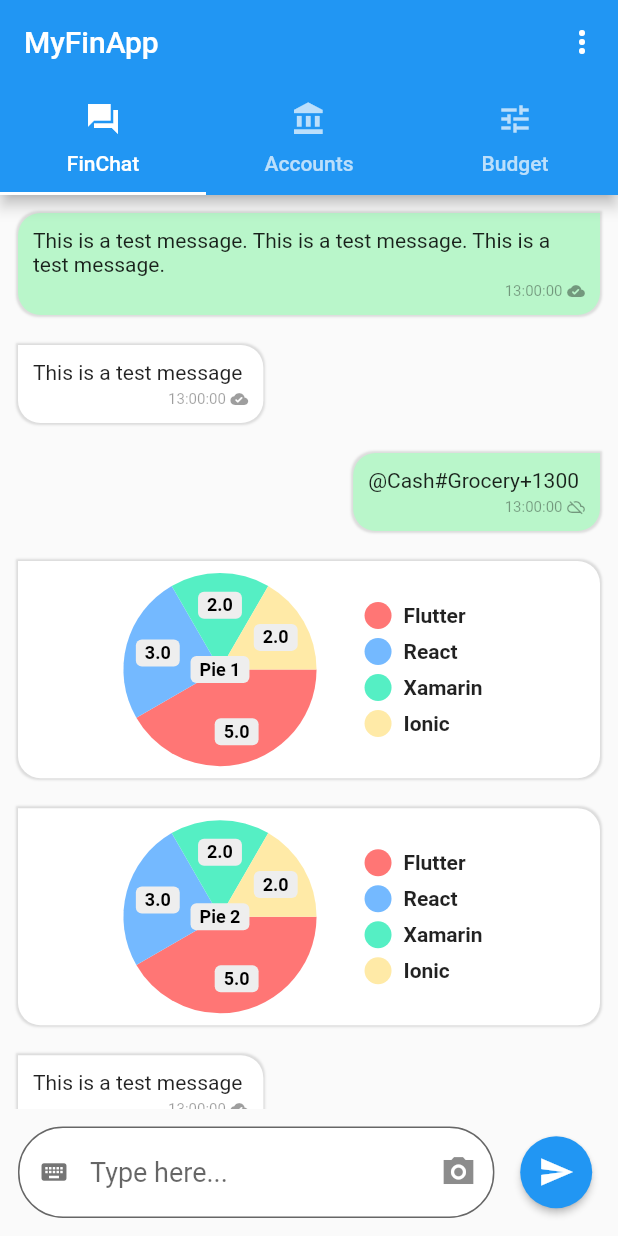
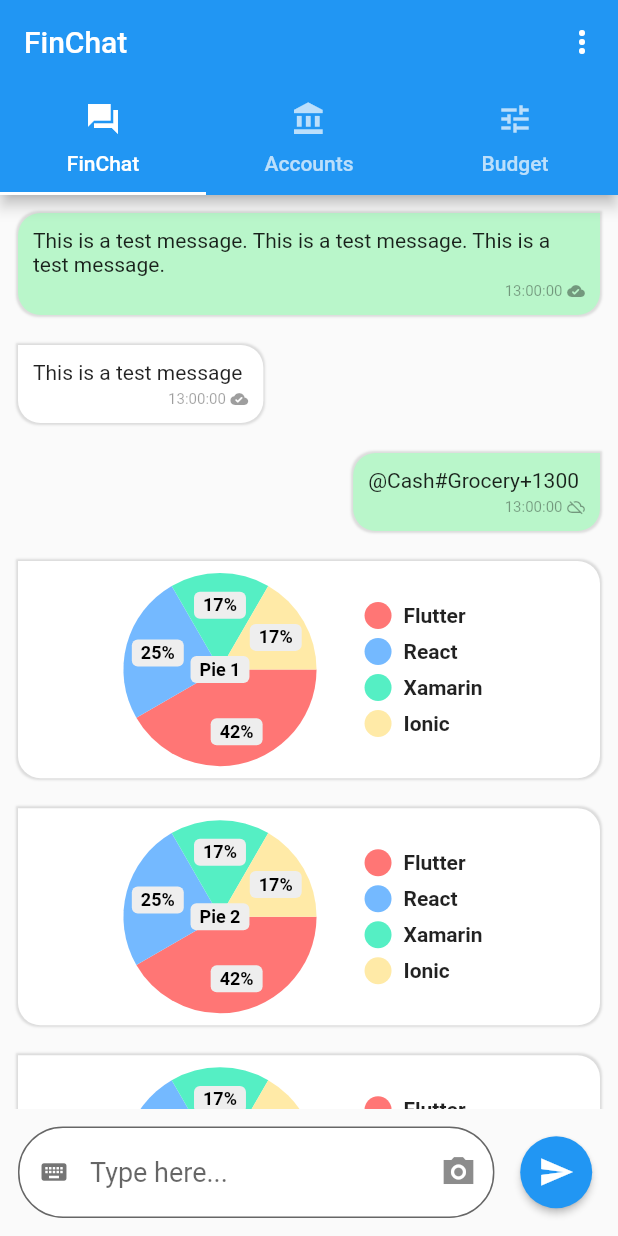
Before and after one commit to Kantha-Liyanage/MyFinTechApp, a Flutter app: the screen it shows after launch, on a phone screen of 412 x 824 dp. Run offline on Flutter 3.47's test engine with Material 2 defaults, Android fonts, the phone set to English and light mode, and no system bars; drawn by our look-alikes of pie_chart.

Commit message:
GUI Complete

```diff
--- a/lib/screens/home/home_screen.dart
+++ b/lib/screens/home/home_screen.dart
@@ -6,7 +6,7 @@ import 'package:flutter/material.dart';
 class HomeScreen extends StatefulWidget {
   const HomeScreen({Key? key}) : super(key: key);
 
-  static const String _title = 'MyFinApp';
+  static const String _title = 'FinChat';
 
   @override
   State<HomeScreen> createState() => _HomeScreenState();
@@ -21,13 +21,19 @@ class _HomeScreenState extends State<HomeScreen> {
       child: Scaffold(
         appBar: AppBar(
           title: const Text(HomeScreen._title),
-          actions: [
-            IconButton(
-              icon: const Icon(Icons.more_vert_sharp),
-              tooltip: 'More options',
-              onPressed: () {},
-            ),
-          ],
+          actions: <Widget>[
+          PopupMenuButton<String>(
+            onSelected: handleAppBarMenuItemClick,
+            itemBuilder: (BuildContext context) {
+              return {'New Account', 'New Budget Item', 'Settings', 'Logout'}.map((String choice) {
+                return PopupMenuItem<String>(
+                  value: choice,
+                  child: Text(choice),
+                );
+              }).toList();
+            },
+          ),
+        ],
           bottom: const TabBar(
             tabs: <Widget>[
               Tab(
@@ -61,4 +67,17 @@ class _HomeScreenState extends State<HomeScreen> {
       ),
     );
   }
+
+  void handleAppBarMenuItemClick(String value) {
+    switch (value) {
+      case 'New Account':
+        break;
+      case 'New Budget Item':
+        break;
+      case 'Settings':
+        break;
+      case 'Logout':
+        break;
+    }
+  }
 }
--- a/lib/screens/transaction/transaction_screen.dart
+++ b/lib/screens/transaction/transaction_screen.dart
@@ -2,7 +2,7 @@ import 'package:my_fintech_app/models/chat_message.dart';
 import 'package:my_fintech_app/widgets/chat_box.dart';
 import 'package:my_fintech_app/widgets/chat_bubble.dart';
 import 'package:flutter/material.dart';
-import 'package:my_fintech_app/widgets/pie_chart_bubble.dart';
+import 'package:my_fintech_app/widgets/pie_chart_chat_bubble.dart';
 
 class TransactionScreen extends StatefulWidget {
   const TransactionScreen({Key? key}) : super(key: key);
@@ -26,8 +26,9 @@ class _TransactionScreenState extends State<TransactionScreen> {
       ChatBubble(ChatMessage('This is a test message. This is a test message. This is a test message.', ChatMessageType.USER_MESSAGE, '2021-09-14', '13:00:00', true)),
       ChatBubble(ChatMessage('This is a test message', ChatMessageType.SERVER_MESSAGE, '2021-09-14', '13:00:00', true)),
       ChatBubble(ChatMessage('@Cash#Grocery+1300', ChatMessageType.USER_MESSAGE, '2021-09-14', '13:00:00', false)),
-      PieChartBubble('Pie 1', dataMap),
-      PieChartBubble('Pie 2', dataMap),
+      PieChartChatBubble('Pie 1', dataMap),
+      PieChartChatBubble('Pie 2', dataMap),
+      PieChartChatBubble('Pie 2', dataMap),
       ChatBubble(ChatMessage('This is a test message', ChatMessageType.SERVER_MESSAGE, '2021-09-14', '13:00:00', true)),
       ChatBubble(ChatMessage('This is a test message', ChatMessageType.SERVER_MESSAGE, '2021-09-14', '13:00:00', true)),
       ChatBubble(ChatMessage('2021-09-21', ChatMessageType.DEVICE_MESSAGE, '2021-09-14', '13:00:00', true)),
--- a/lib/widgets/chat_bubble.dart
+++ b/lib/widgets/chat_bubble.dart
@@ -105,7 +105,8 @@ class _ChatBubbleState extends State<ChatBubble> {
                         )
                       ],
                     ),
-                  )),
+                  ),
+                ),
             ],
           ),
         )
--- a/lib/widgets/pie_chart_bubble.dart
+++ /dev/null
@@ -1,61 +0,0 @@
-import 'package:flutter/material.dart';
-import 'package:pie_chart/pie_chart.dart';
-
-class PieChartBubble extends StatefulWidget {
-  String text;
-  Map<String, double> data;
-
-  PieChartBubble(this.text, this.data, {Key? key}) : super(key: key);
-
-  @override
-  State<PieChartBubble> createState() => _PieChartBubbleState();
-}
-
-class _PieChartBubbleState extends State<PieChartBubble> {
-  @override
-  Widget build(BuildContext context) {
-    return Container(
-      decoration: BoxDecoration(
-        boxShadow: [
-          BoxShadow(
-              blurRadius: .5,
-              spreadRadius: 1.0,
-              color: Colors.black.withOpacity(.12))
-        ],
-        color: Colors.white,
-        borderRadius: const BorderRadius.only(
-          topRight: Radius.circular(15.0),
-          bottomLeft: Radius.circular(15.0),
-          bottomRight: Radius.circular(15.0),
-        ),
-      ),
-      margin: const EdgeInsets.fromLTRB(4, 4, 4, 16),
-      child: PieChart(
-        dataMap: widget.data,
-        animationDuration: const Duration(milliseconds: 800),
-        chartLegendSpacing: 32,
-        chartRadius: MediaQuery.of(context).size.width / 3.2,
-        initialAngleInDegree: 0,
-        chartType: ChartType.disc,
-        ringStrokeWidth: 32,
-        centerText: widget.text,
-        legendOptions: const LegendOptions(
-          showLegendsInRow: false,
-          legendPosition: LegendPosition.right,
-          showLegends: true,
-          legendShape: BoxShape.circle,
-          legendTextStyle: TextStyle(
-            fontWeight: FontWeight.bold,
-          ),
-        ),
-        chartValuesOptions: const ChartValuesOptions(
-          showChartValueBackground: true,
-          showChartValues: true,
-          showChartValuesInPercentage: false,
-          showChartValuesOutside: false,
-          decimalPlaces: 1,
-        ),
-      )
-    );
-  }
-}
--- /dev/null
+++ b/lib/widgets/pie_chart_chat_bubble.dart
@@ -0,0 +1,57 @@
+import 'package:flutter/material.dart';
+import 'package:pie_chart/pie_chart.dart';
+
+class PieChartChatBubble extends StatelessWidget {
+
+  final String text;
+  final Map<String, double> data;
+
+  const PieChartChatBubble(this.text, this.data, { Key? key }) : super(key: key);
+
+  @override
+  Widget build(BuildContext context) {
+    return Container(
+      decoration: BoxDecoration(
+        boxShadow: [
+          BoxShadow(
+              blurRadius: .5,
+              spreadRadius: 1.0,
+              color: Colors.black.withOpacity(.12))
+        ],
+        color: Colors.white,
+        borderRadius: const BorderRadius.only(
+          topRight: Radius.circular(15.0),
+          bottomLeft: Radius.circular(15.0),
+          bottomRight: Radius.circular(15.0),
+        ),
+      ),
+      margin: const EdgeInsets.fromLTRB(4, 4, 4, 16),
+      child: PieChart(
+        dataMap: data,
+        animationDuration: const Duration(milliseconds: 800),
+        chartLegendSpacing: 32,
+        chartRadius: MediaQuery.of(context).size.width / 3.2,
+        initialAngleInDegree: 0,
+        chartType: ChartType.disc,
+        ringStrokeWidth: 32,
+        centerText: text,
+        legendOptions: const LegendOptions(
+          showLegendsInRow: false,
+          legendPosition: LegendPosition.right,
+          showLegends: true,
+          legendShape: BoxShape.circle,
+          legendTextStyle: TextStyle(
+            fontWeight: FontWeight.bold,
+          ),
+        ),
+        chartValuesOptions: const ChartValuesOptions(
+          showChartValueBackground: true,
+          showChartValues: true,
+          showChartValuesInPercentage: true,
+          showChartValuesOutside: false,
+          decimalPlaces: 0,
+        ),
+      )
+    );
+  }
+}
--- a/lib/widgets/tab_title.dart
+++ b/lib/widgets/tab_title.dart
@@ -1,14 +1,14 @@
 import 'package:flutter/material.dart';
 
 class TabTitle extends StatelessWidget {
-  String text;
+  final String text;
 
-  TabTitle(this.text, {Key? key}) : super(key: key);
+  const TabTitle(this.text, {Key? key}) : super(key: key);
 
   @override
   Widget build(BuildContext context) {
     return Padding(
-      padding: const EdgeInsets.all(16),
+      padding: const EdgeInsets.fromLTRB(0, 20, 0, 5),
       child: Text(text,
         style: const TextStyle(
           fontWeight: FontWeight.bold,
```
Also changed, not shown: 8 other files.
